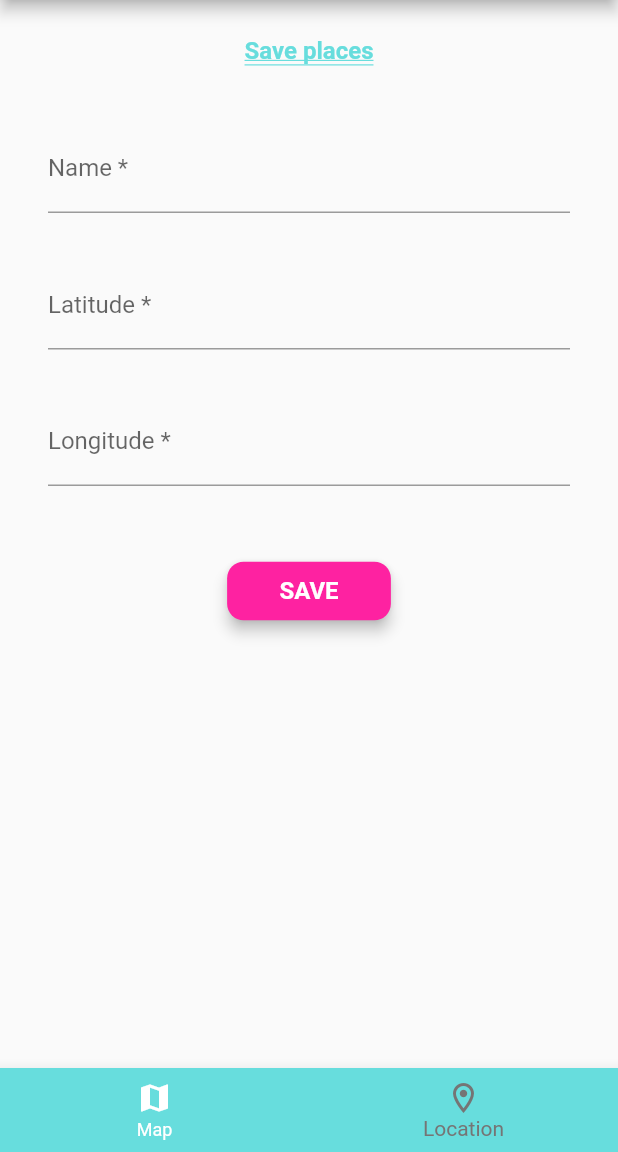
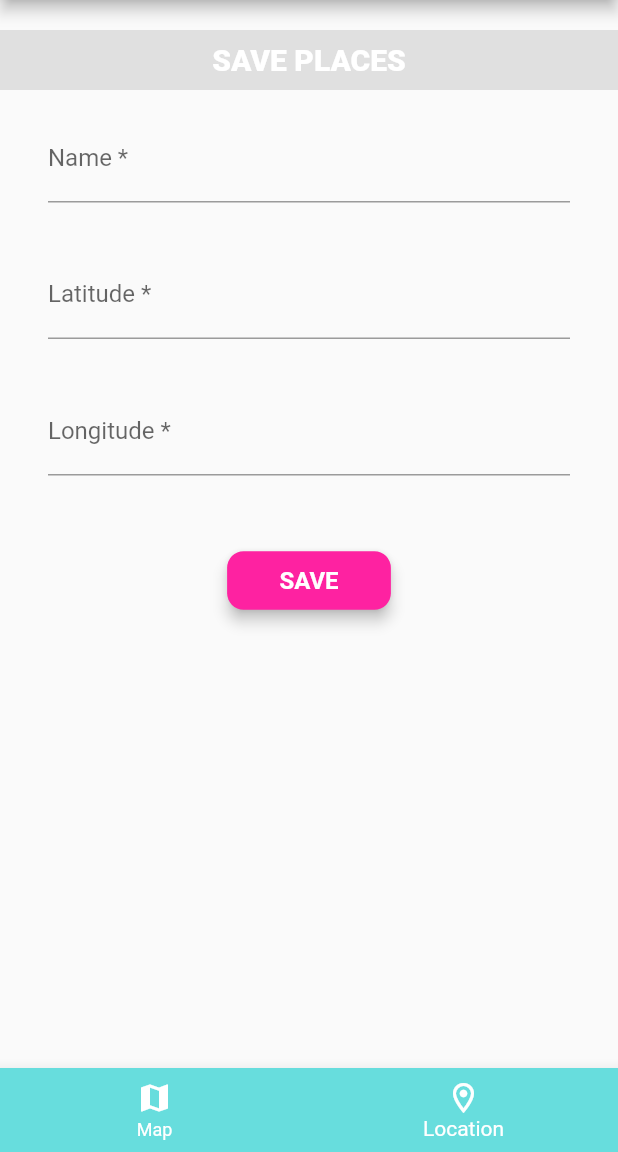
Before and after one commit to Ossyyrr/carrotLabApp, a Flutter app: the screen it shows after launch, item 2 of the bottom bar chosen, on a phone screen of 412 x 824 dp, the part 84-1236 px from its top. Run offline on Flutter 3.47's test engine with Material 2 defaults, Android fonts, the phone set to English and light mode, and no system bars; our stand-ins replace cloud_firestore, firebase_core, google_maps_flutter, location, rxdart; accounts and stored records are empty; Roboto replaces fonts that are missing (Montserrat).

Commit message:
small layout changes

```diff
--- a/lib/src/constants/theme_data.dart
+++ b/lib/src/constants/theme_data.dart
@@ -1,5 +1,6 @@
 import 'package:flutter/material.dart';
 
+//TODO eliminar mediaquierys si no son necesarias
 bool isSmallDevice(MediaQueryData mediaQuery) => mediaQuery.size.width < 341;
 bool isMobileDevice(MediaQueryData mediaQuery) => mediaQuery.size.width < 481;
 
--- a/lib/src/screens/HomeScreen/index.dart
+++ b/lib/src/screens/HomeScreen/index.dart
@@ -72,7 +72,6 @@ class _HomescreenState extends State<Homescreen> with TickerProviderStateMixin {
           onGenerateRoute: (RouteSettings settings) {
             final routes = <String, WidgetBuilder>{
               '/': (BuildContext context) => Scaffold(
-                  resizeToAvoidBottomInset: false,
                   body: TabBarView(
                     children: <Widget>[
                       MapTab(controller: _tabController),
--- a/lib/src/screens/tabs/places_tab.dart
+++ b/lib/src/screens/tabs/places_tab.dart
@@ -27,17 +27,20 @@ class _PlacesTabState extends State<PlacesTab> {
             mainAxisAlignment: MainAxisAlignment.spaceAround,
             children: [
               Padding(
-                padding:
-                    const EdgeInsets.symmetric(vertical: 24, horizontal: 16),
-                child: Text(
-                  AppLocalization.of(context).save_places,
-                  textAlign: TextAlign.center,
-                  style: TextStyle(
-                      color: Theme.of(context).primaryColor,
-                      fontSize: 16,
-                      decoration: TextDecoration.underline,
-                      decorationStyle: TextDecorationStyle.double,
-                      fontWeight: FontWeight.w600),
+                padding: const EdgeInsets.only(top: 20),
+                child: Container(
+                  width: MediaQuery.of(context).size.width,
+                  height: 40,
+                  alignment: Alignment.center,
+                  color: Colors.grey[300],
+                  child: Text(
+                    AppLocalization.of(context).save_places.toUpperCase(),
+                    textAlign: TextAlign.center,
+                    style: TextStyle(
+                        color: Colors.white,
+                        fontSize: 20,
+                        fontWeight: FontWeight.w800),
+                  ),
                 ),
               ),
               Form(
@@ -89,7 +92,8 @@ class _PlacesTabState extends State<PlacesTab> {
                   child: Text(AppLocalization.of(context).save.toUpperCase()),
                 ),
                 style: buttonStyle,
-              )
+              ),
+              SizedBox(height: 20),
             ],
           ),
         ),
--- a/lib/src/widgets/home_botton_navigation_bar.dart
+++ b/lib/src/widgets/home_botton_navigation_bar.dart
@@ -16,14 +16,16 @@ class HomeBottomNavigationBar extends StatelessWidget {
         BottomNavigationBarItem(
           icon: Icon(Icons.map),
           label: AppLocalization.of(context).map,
+          backgroundColor: Colors.white,
         ),
         BottomNavigationBarItem(
           icon: Icon(Icons.location_on_outlined),
+          backgroundColor: Colors.white,
           label: AppLocalization.of(context).location,
         ),
       ],
       currentIndex: selectedIndex,
-      selectedItemColor: Colors.grey[600],
+      selectedItemColor: Colors.white,
       unselectedItemColor: Colors.white,
       onTap: onItemPressed,
     );
--- a/lib/src/widgets/weather.dart
+++ b/lib/src/widgets/weather.dart
@@ -24,19 +24,12 @@ class _WeatherState extends State<Weather> {
 
   @override
   Widget build(BuildContext context) {
-    return StreamBuilder(
-        stream: context.read<CoordinatesProvider>().weatherBloc.weather,
-        builder: (_, snapshot) {
-          final weatherData = snapshot.data as ClimateModel?;
-
-          if (snapshot.hasData) {
     return Positioned(
       top: 10.0,
       left: 10.0,
       child: AnimatedOpacity(
         duration: const Duration(milliseconds: 500),
-                opacity:
-                    context.watch<CoordinatesProvider>().point != null ? 1 : 0,
+        opacity: context.watch<CoordinatesProvider>().point != null ? 1 : 0,
         child: Container(
           width: 130,
           height: 100,
@@ -46,7 +39,14 @@ class _WeatherState extends State<Weather> {
           ),
           child: Padding(
               padding: const EdgeInsets.all(8.0),
-                    child: Column(
+              child: StreamBuilder(
+                  stream:
+                      context.read<CoordinatesProvider>().weatherBloc.weather,
+                  builder: (_, snapshot) {
+                    final weatherData = snapshot.data as ClimateModel?;
+
+                    if (snapshot.hasData) {
+                      return Column(
                         mainAxisAlignment: MainAxisAlignment.spaceEvenly,
                         children: [
                           Text(
@@ -65,15 +65,14 @@ class _WeatherState extends State<Weather> {
                             ],
                           ),
                         ],
-                    ),
-                  ),
-                ),
-              ),
                       );
                     } else {
                       return SizedBox();
                     }
-        });
+                  })),
+        ),
+      ),
+    );
   }
 
   Widget weatherDataText(String data) {
```
Lines whose indentation alone changed are shown as unchanged.
